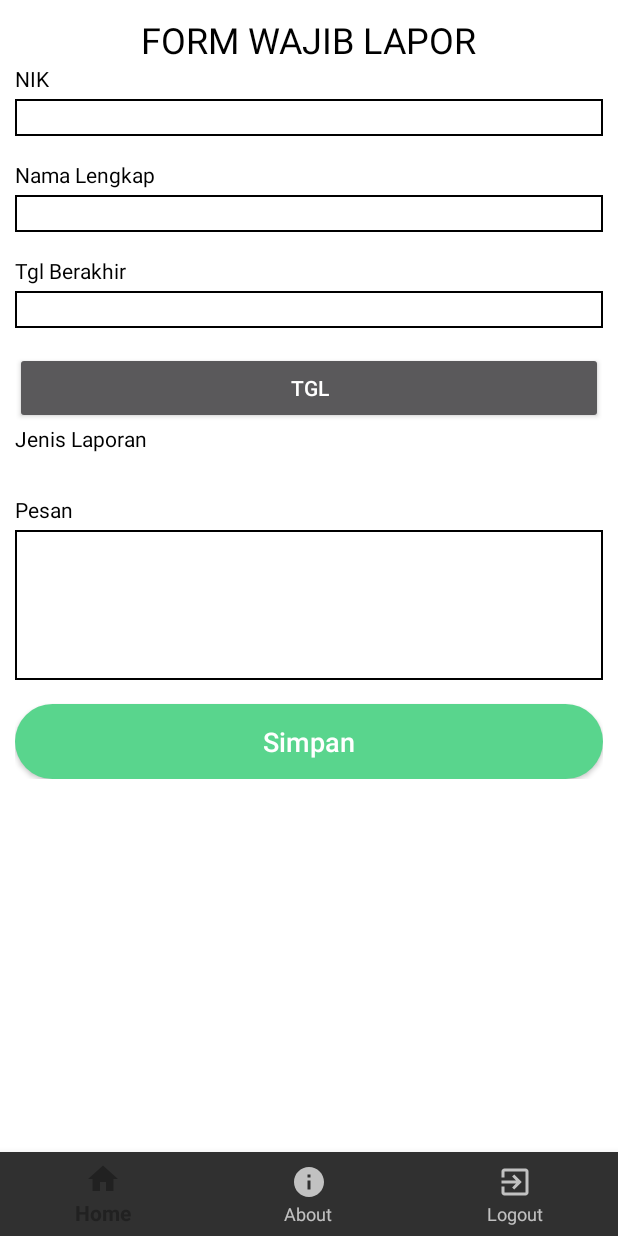
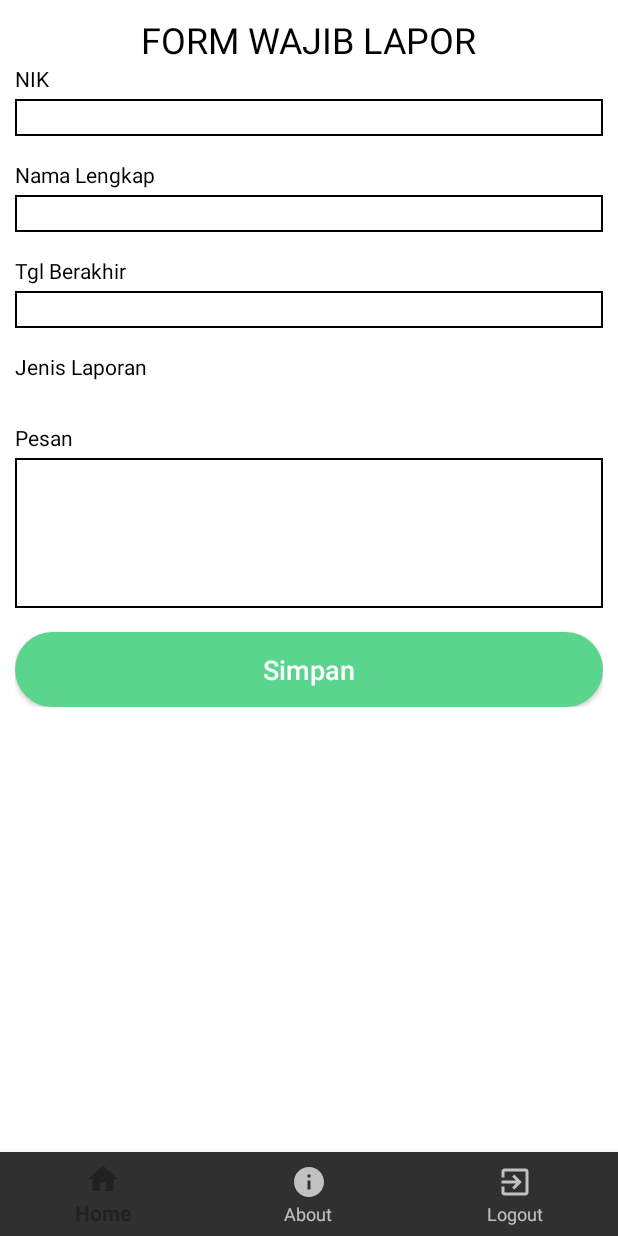
Before and after one commit to arifpurnama/simaling, an Android app: the fragment LaporanFragment placed in its activity, on a phone screen of 412 x 824 dp. Run offline under Robolectric (Android 15) with nearby library versions, the phone set to English and light mode, and no system bars; pictures from the network do not load.

Commit message:
Update profil OK

```diff
--- a/app/src/main/java/com/bahri/simaling/LaporanFragment.java
+++ b/app/src/main/java/com/bahri/simaling/LaporanFragment.java
@@ -30,7 +30,6 @@ public class LaporanFragment extends Fragment {
     private DatePickerDialog datePickerDialog;
     private SimpleDateFormat dateFormatter;
     private EditText nama,ktp,tgl,pesan;
-    private Button tombol;
     private int ident;
     private Userparselable user;
     public LaporanFragment() {
@@ -46,9 +45,9 @@ public class LaporanFragment extends Fragment {
         nama=(EditText) view.findViewById(R.id.nama);
         ktp=(EditText) view.findViewById(R.id.nik);
         tgl=(EditText) view.findViewById(R.id.tgl);
-        tombol=(Button) view.findViewById(R.id.tombol);
 
 
+        dateFormatter = new SimpleDateFormat("dd-MM-yyyy", Locale.US);
         tgl.setOnClickListener(new View.OnClickListener() {
             @Override
             public void onClick(View v) {
--- a/app/src/main/res/layout/fragment_laporan.xml
+++ b/app/src/main/res/layout/fragment_laporan.xml
@@ -80,11 +80,6 @@
                     android:inputType="textMultiLine"
                     android:background="@drawable/arf_layout_border"
                     android:layout_marginBottom="16dp"/>
-                <Button
-                    android:layout_width="match_parent"
-                    android:layout_height="match_parent"
-                    android:text="tgl"
-                    android:id="@+id/tombol"/>
                 <TextView
                     android:layout_width="match_parent"
                     android:layout_height="wrap_content"
```
